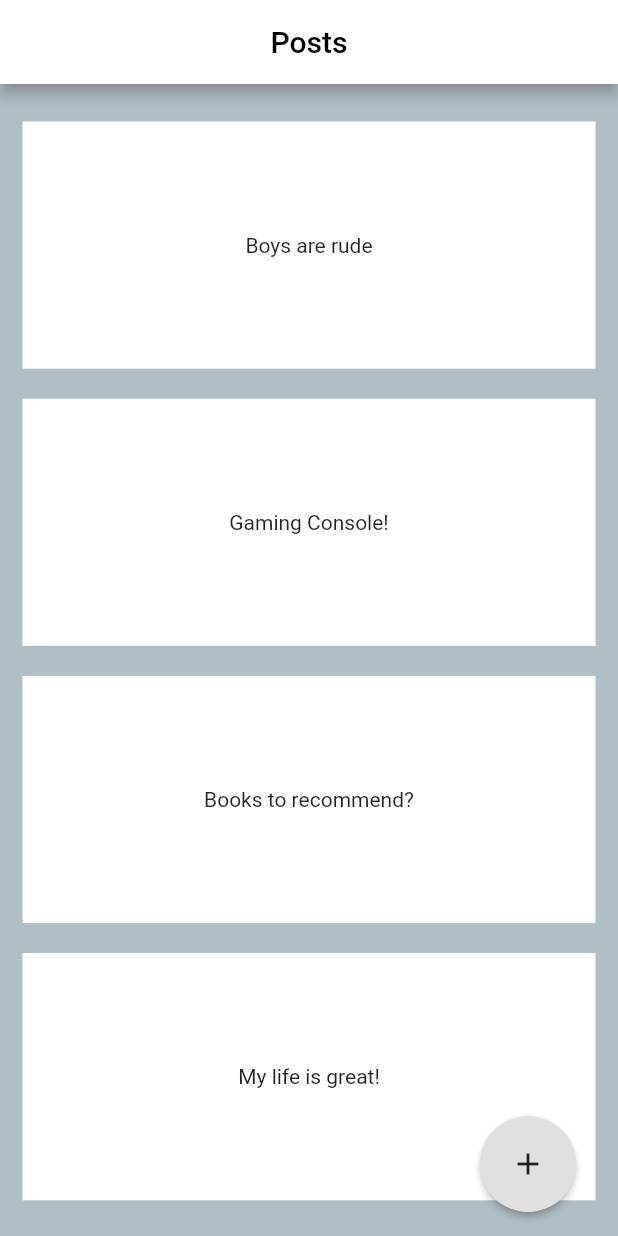
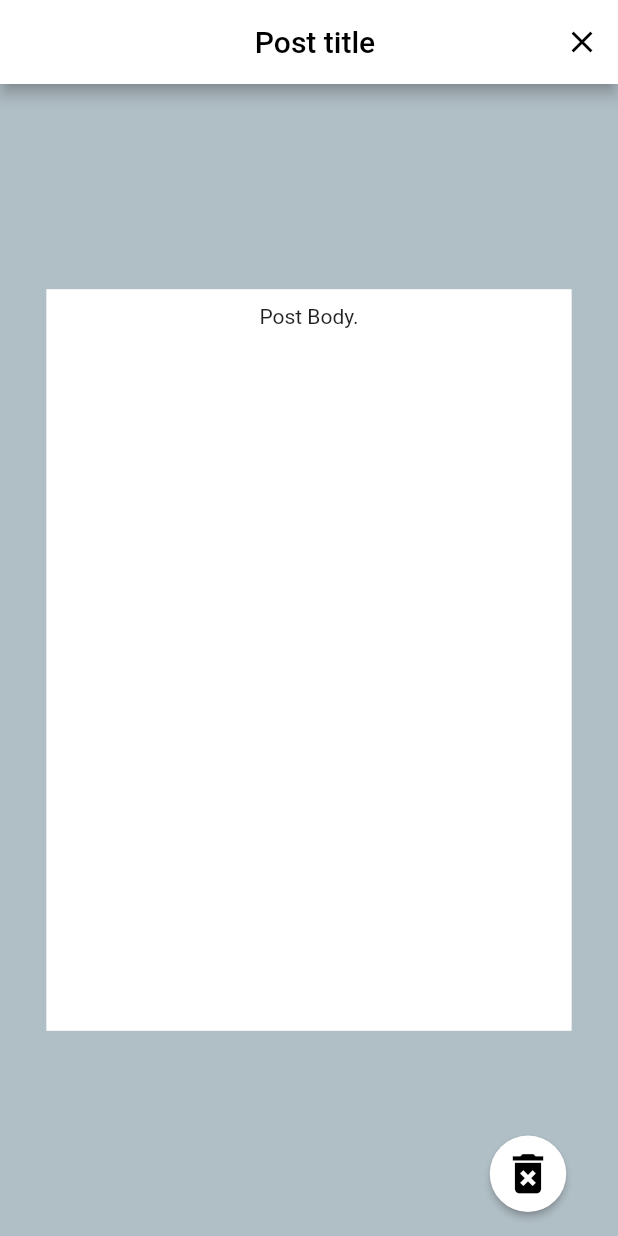
Before and after one commit to Airamentis/CRUDSocialMediaApp, a Flutter app: the screen it shows after launch, after a tap on "Boys are rude", on a phone screen of 412 x 824 dp. Run offline on Flutter 3.47's test engine with Material 2 defaults, Android fonts, the phone set to English and light mode, and no system bars; our stand-ins replace bloc, flutter_bloc, get_it, hive, hive_flutter, injectable; accounts and stored records are empty.

Commit message:
created selected_post main and screen/ connected bloc and return to posts screen function/ fixed function to go to the post

```diff
--- a/lib/presentation/blocs/post_screen/post_screen_bloc.dart
+++ b/lib/presentation/blocs/post_screen/post_screen_bloc.dart
@@ -62,6 +62,7 @@ class PostScreenBloc extends Bloc<PostScreenEvent, PostScreenState> {
       );
     } else if (event is PostCardPressed) {
       print(event.postID);
+      yield ViewPostInitial();
     } else if (event is CreatePostPressed) {
       print(state);
       yield CreatePostInital();
@@ -70,6 +71,11 @@ class PostScreenBloc extends Bloc<PostScreenEvent, PostScreenState> {
         //TODO change once connected
         posts: examplePosts,
       );
+    } else if (event is ViewPostClosed) {
+      yield PostScreenInitial(
+        //TODO change once connected
+        posts: examplePosts,
+      );
     }
   }
 }
--- a/lib/presentation/blocs/post_screen/post_screen_event.dart
+++ b/lib/presentation/blocs/post_screen/post_screen_event.dart
@@ -23,3 +23,7 @@ class CreatePostPressed extends PostScreenEvent {
 class CreatePostClosed extends PostScreenEvent {
   List<Object> get props => [];
 }
+
+class ViewPostClosed extends PostScreenEvent {
+  List<Object> get props => [];
+}
--- a/lib/presentation/blocs/posts/posts_bloc.dart
+++ b/lib/presentation/blocs/posts/posts_bloc.dart
@@ -16,12 +16,12 @@ List examplePosts = [
 ];
 
 @injectable
-class PostsBloc extends Bloc<PostsEvent, PostsState> {
-  PostsBloc() : super(PostsInitial());
+class SelectedPostBloc extends Bloc<SelectedPostEvent, SelectedState> {
+  SelectedPostBloc() : super(PostsInitial());
 
   @override
-  Stream<PostsState> mapEventToState(
-    PostsEvent event,
+  Stream<SelectedState> mapEventToState(
+    SelectedPostEvent event,
   ) async* {
     // TODO: implement mapEventToState
   }
--- a/lib/presentation/blocs/posts/posts_event.dart
+++ b/lib/presentation/blocs/posts/posts_event.dart
@@ -1,4 +1,8 @@
 part of 'posts_bloc.dart';
 
 @immutable
-abstract class PostsEvent {}
+abstract class SelectedPostEvent {}
+
+class Started extends SelectedPostEvent {
+  List<Object> get props => [];
+}
--- a/lib/presentation/blocs/posts/posts_state.dart
+++ b/lib/presentation/blocs/posts/posts_state.dart
@@ -1,6 +1,6 @@
 part of 'posts_bloc.dart';
 
 @immutable
-abstract class PostsState {}
+abstract class SelectedState {}
 
-class PostsInitial extends PostsState {}
+class PostsInitial extends SelectedState {}
--- a/lib/presentation/screens/posts/components/posts.dart
+++ b/lib/presentation/screens/posts/components/posts.dart
@@ -1,8 +1,8 @@
 import 'package:TestSocialMediaApp/domain/classes/posts/posts.dart';
-import 'package:TestSocialMediaApp/infrastructure/injection/injection.dart';
 import 'package:TestSocialMediaApp/presentation/blocs/post_screen/post_screen_bloc.dart';
 import 'package:flutter/material.dart';
 import 'package:TestSocialMediaApp/presentation/widgets/post_display_widget.dart';
+import 'package:flutter_bloc/flutter_bloc.dart';
 
 Widget buildPosts({
   BuildContext context,
@@ -18,7 +18,7 @@ Widget buildPosts({
         userID: postData[index].userID,
         title: postData[index].title,
         onTap: () {
-          getIt<PostScreenBloc>()
+          context.read<PostScreenBloc>()
             ..add(
               PostCardPressed(
                 postID: postData[index].id,
--- a/lib/presentation/screens/posts/post_screen_main.dart
+++ b/lib/presentation/screens/posts/post_screen_main.dart
@@ -2,6 +2,7 @@ import 'package:TestSocialMediaApp/infrastructure/injection/injection.dart';
 import 'package:TestSocialMediaApp/presentation/blocs/post_screen/post_screen_bloc.dart';
 import 'package:TestSocialMediaApp/presentation/screens/create_post/create_post_main.dart';
 import 'package:TestSocialMediaApp/presentation/screens/posts/components/post_screen.dart';
+import 'package:TestSocialMediaApp/presentation/screens/selected_post/selected_post_main.dart';
 import 'package:flutter/material.dart';
 import 'package:flutter_bloc/flutter_bloc.dart';
 
@@ -24,6 +25,8 @@ class _PostScreenMainState extends State<PostScreenMain> {
 
           if (state is CreatePostInital) {
             return CreatePostMain();
+          } else if (state is ViewPostInitial) {
+            return SelectedPostMain();
           } else if (state is PostScreenInitial) {
             return PostScreen(
               postData: state.posts,
--- /dev/null
+++ b/lib/presentation/screens/selected_post/components/selected_post_screen.dart
@@ -0,0 +1,70 @@
+import 'package:TestSocialMediaApp/presentation/blocs/post_screen/post_screen_bloc.dart';
+import 'package:flutter/material.dart';
+import 'package:flutter_bloc/flutter_bloc.dart';
+
+class SelectedPostScreen extends StatelessWidget {
+  const SelectedPostScreen({
+    Key key,
+    @required this.title,
+  }) : super(key: key);
+
+  final String title;
+
+  @override
+  Widget build(BuildContext context) {
+    return Scaffold(
+      floatingActionButton: RaisedButton(
+        shape: CircleBorder(),
+        child: Padding(
+          padding: const EdgeInsets.all(8),
+          child: Icon(
+            Icons.delete_forever,
+            color: Colors.black,
+            size: 35,
+          ),
+        ),
+        onPressed: () {},
+        color: Colors.white,
+      ),
+      backgroundColor: Colors.blueGrey[200],
+      appBar: AppBar(
+        backgroundColor: Colors.white,
+        leading: SizedBox(),
+        title: Center(
+          child: Text(
+            title,
+            style: TextStyle(
+              color: Colors.black,
+            ),
+          ),
+        ),
+        actions: [
+          IconButton(
+            icon: Icon(
+              Icons.close,
+              color: Colors.black,
+            ),
+            onPressed: () {
+              context.read<PostScreenBloc>()..add(ViewPostClosed());
+              print('closed');
+            },
+          ),
+        ],
+      ),
+      body: Center(
+        child: Container(
+          color: Colors.white,
+          width: MediaQuery.of(context).size.width * .85,
+          height: MediaQuery.of(context).size.height * .60,
+          child: Padding(
+            padding: const EdgeInsets.all(10),
+            child: Text(
+              'Post Body.',
+              textAlign: TextAlign.center,
+            ),
+          ),
+        ),
+      ),
+    );
+  }
+}
--- /dev/null
+++ b/lib/presentation/screens/selected_post/selected_post_main.dart
@@ -0,0 +1,25 @@
+import 'package:TestSocialMediaApp/infrastructure/injection/injection.dart';
+import 'package:TestSocialMediaApp/presentation/blocs/posts/posts_bloc.dart';
+import 'package:flutter/material.dart';
+import 'package:flutter_bloc/flutter_bloc.dart';
+
+import 'components/selected_post_screen.dart';
+
+class SelectedPostMain extends StatelessWidget {
+  static const routeName = '/selected_post_main';
+  static const title = 'Post title';
+
+  @override
+  Widget build(BuildContext context) {
+    return BlocProvider(
+      create: (context) => getIt<SelectedPostBloc>()..add(Started()),
+      child: BlocBuilder<SelectedPostBloc, SelectedState>(
+        builder: (context, state) {
+          return SelectedPostScreen(
+            title: title,
+          );
+        },
+      ),
+    );
+  }
+}
--- a/lib/presentation/widgets/view_post_card.dart
+++ b/lib/presentation/widgets/view_post_card.dart
@@ -4,10 +4,8 @@ class ViewPostCard extends StatelessWidget {
   final String userId;
   final String id;
   final String postTitle;
-  final String postBody;
 
   ViewPostCard({
-    @required this.postBody,
     @required this.userId,
     @required this.id,
     @required this.postTitle,
@@ -19,7 +17,7 @@ class ViewPostCard extends StatelessWidget {
       color: Colors.white,
       width: MediaQuery.of(context).size.width * .75,
       height: MediaQuery.of(context).size.height * .85,
-      child: Text(postBody),
+      child: Text(postTitle),
     );
   }
 }
```
Also changed, not shown: lib/infrastructure/injection/injection.config.dart.
